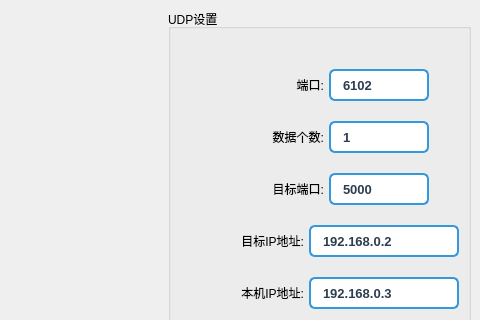
This is src/ui/shiboqi_remake.ui in Ammmmm123/shiboqi_remake as Qt 5 draws it before an edit; both pictures show x 790 to 1270 and y 0 to 320 of the 1270 by 696 pixel window. The edited form follows.
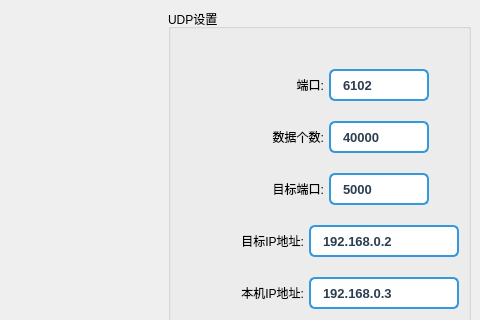
This is the edited form. Custom widgets are drawn as their Qt base class.

The edit to the form file:
```diff
--- a/src/ui/shiboqi_remake.ui
+++ b/src/ui/shiboqi_remake.ui
@@ -749,7 +749,7 @@
                     <number>2147483647</number>
                    </property>
                    <property name="value">
-                    <number>1</number>
+                    <number>40000</number>
                    </property>
                   </widget>
                  </item>
```
